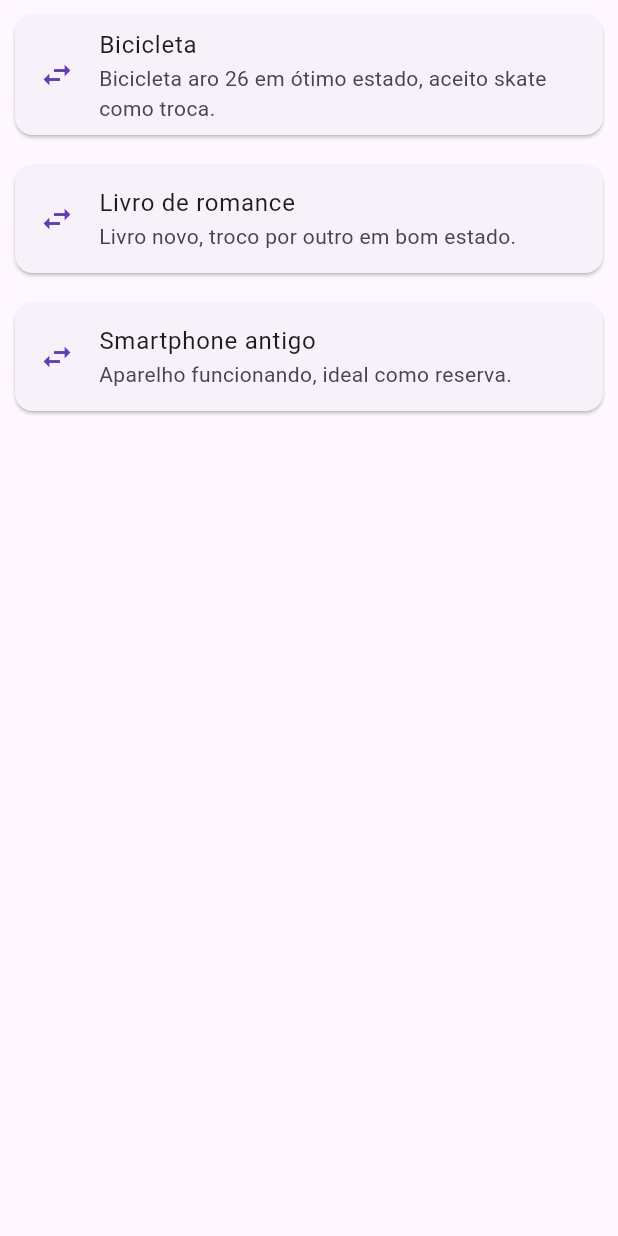
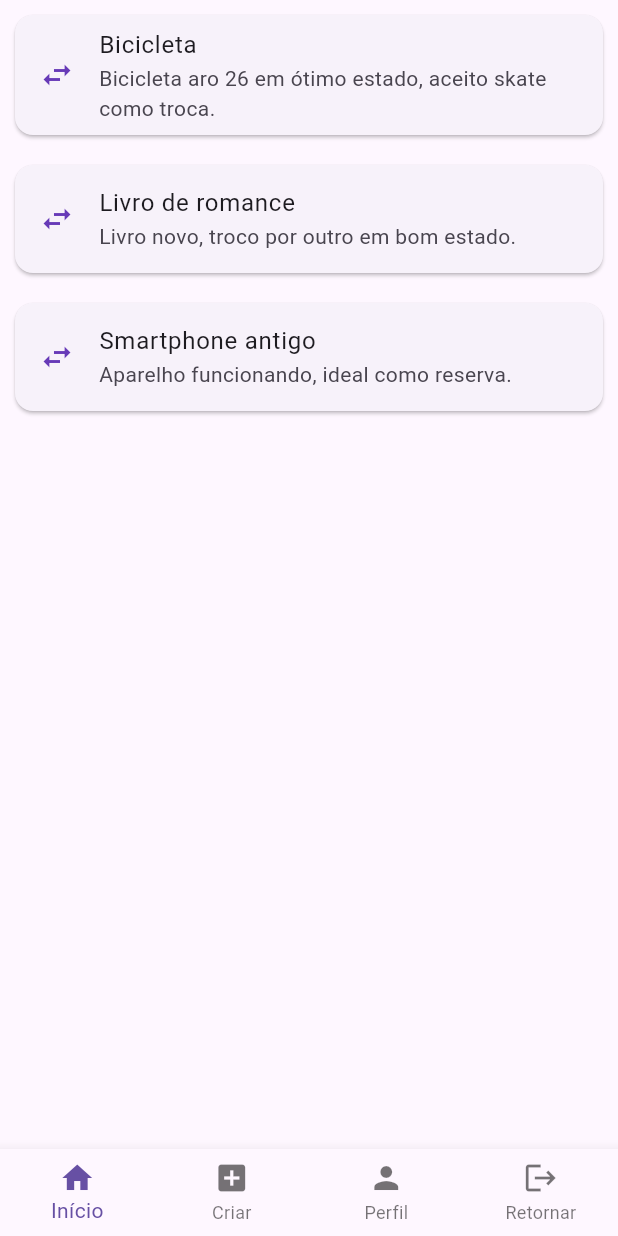
Before and after one commit to Jaum023/TradeIt, a Flutter app: the ListingPage screen opened by its route, on a phone screen of 412 x 824 dp. Run offline on Flutter 3.47's test engine with Material 3 defaults, Android fonts, the phone set to English and light mode, and no system bars; Roboto replaces fonts that are missing (Montserrat).

Commit message:
Adjusting folders and creating the bottom app bar

```diff
--- /dev/null
+++ b/tradeit_app/lib/shared/widgets/custom_bottom_app_bar.dart
@@ -0,0 +1,54 @@
+import 'package:flutter/material.dart';
+
+class CustomBottomAppBar extends StatelessWidget {
+  final int currentIndex;
+
+  const CustomBottomAppBar({
+    Key? key,
+    required this.currentIndex,
+  }) : super(key: key);
+
+  void _onItemTapped(BuildContext context, int index) {
+    switch (index) {
+      case 0:
+        Navigator.pushNamed(context, '/home'); // Home
+        break;
+      case 1:
+        Navigator.pushNamed(context, '/create'); // Ir para página de criação
+        break;
+      case 2:
+        Navigator.pushNamed(context, '/profile'); // Perfil
+        break;
+      case 3:
+        Navigator.pushNamed(context, '/login');
+        break;
+    }
+  }
+
+  @override
+  Widget build(BuildContext context) {
+    return BottomNavigationBar(
+      type: BottomNavigationBarType.fixed,
+      currentIndex: currentIndex,
+      onTap: (index) => _onItemTapped(context, index),
+      items: const [
+        BottomNavigationBarItem(
+          icon: Icon(Icons.home),
+          label: 'Início',
+        ),
+        BottomNavigationBarItem(
+          icon: Icon(Icons.add_box),
+          label: 'Criar',
+        ),
+        BottomNavigationBarItem(
+          icon: Icon(Icons.person),
+          label: 'Perfil',
+        ),
+        BottomNavigationBarItem(
+          icon: Icon(Icons.logout),
+          label: 'Retornar',
+        ),
+      ],
+    );
+  }
+}
--- a/tradeit_app/lib/src/features/auth/presentation/pages/inbox_page.dart
+++ b/tradeit_app/lib/src/features/chat/presentation/pages/inbox_page.dart
@@ -51,7 +51,7 @@ class InboxPage extends StatelessWidget {
               Navigator.push(
                 context,
                 MaterialPageRoute(
-                  builder: (context) => TelaChat(
+                  builder: (context) => ChatPage(
                     proposta: proposta['titulo'],
                     usuario: proposta['usuario'],
                     mensagensIniciais: [
--- a/tradeit_app/lib/src/features/home/presentation/pages/listing_page.dart
+++ b/tradeit_app/lib/src/features/home/presentation/pages/listing_page.dart
@@ -1,4 +1,5 @@
 import 'package:flutter/material.dart';
+import 'package:tradeit_app/shared/widgets/custom_bottom_app_bar.dart';
 
 class ListingPage extends StatelessWidget {
   final List<Map<String, String>> anuncios = [
@@ -40,6 +41,8 @@ class ListingPage extends StatelessWidget {
           );
         },
       ),
+      bottomNavigationBar: CustomBottomAppBar(currentIndex: 0),
+
     );
   }
 }
--- a/tradeit_app/lib/src/features/product_detail/presentation/pages/product_detail.dart
+++ b/tradeit_app/lib/src/features/product_detail/presentation/pages/product_detail.dart
@@ -1,4 +1,5 @@
 import 'package:flutter/material.dart';
+import 'package:tradeit_app/shared/widgets/custom_bottom_app_bar.dart';
 
 class ProductDetail extends StatelessWidget {
 
@@ -54,7 +55,7 @@ class ProductDetail extends StatelessWidget {
                   padding: EdgeInsets.symmetric(horizontal: 24, vertical: 14),
                 ),
                 onPressed: () {
-                  Navigator.pushNamed(context, '/create');
+                  Navigator.pushNamed(context, '/chat_teste');
                   // Lógica para iniciar proposta de troca
                   // Exemplo: Navigator.pushNamed(context, '/propor-troca', arguments: produto);
                 },
@@ -63,6 +64,7 @@ class ProductDetail extends StatelessWidget {
           ],
         ),
       ),
+      bottomNavigationBar: CustomBottomAppBar(currentIndex: 3),
     );
   }
 }
--- a/tradeit_app/lib/src/routes/routes.dart
+++ b/tradeit_app/lib/src/routes/routes.dart
@@ -2,13 +2,35 @@ import 'package:flutter/material.dart';
 import 'package:tradeit_app/src/features/auth/presentation/pages/login_page.dart';
 import 'package:tradeit_app/src/features/auth/presentation/pages/register_page.dart';
 import 'package:tradeit_app/src/features/home/presentation/pages/listing_page.dart';
-import 'package:tradeit_app/src/features/product_detail/product_detail.dart';
+import 'package:tradeit_app/src/features/product_detail/presentation/pages/product_detail.dart';
 import 'package:tradeit_app/src/features/ads/presentation/pages/create_ads_page.dart';
+import 'package:tradeit_app/src/features/chat/presentation/pages/chat_page.dart';
+import 'package:tradeit_app/src/features/chat/presentation/pages/inbox_page.dart';
+import 'package:tradeit_app/src/features/chat/domain/entities/chat_message.dart' as domain;
 
 final routes = <String, WidgetBuilder>{
   '/login': (context) => LoginPage(),
   '/register': (context) => RegisterPage(),
   '/home': (context) => ListingPage(),
   '/create': (context) => CreateAdsPage(),
-  '/details': (context) => ProductDetail()
+  '/details': (context) => ProductDetail(),
+  '/chat_teste': (context) => ChatPage(
+    proposta: 'Trocar tênis por livro - 01/05',
+    usuario: 'João da Feira',
+    mensagensIniciais: [
+      domain.ChatMessage(
+        text: 'Olá! Esse tênis ainda está disponível?',
+        isMe: true,
+        time: 'ONTEM',
+        sender: 'Você',
+      ),
+      domain.ChatMessage(
+        text: 'Sim, está sim!',
+        isMe: false,
+        time: 'ONTEM',
+        sender: 'João da Feira',
+      ),
+    ],
+  ),
+  '/inbox': (context) => InboxPage(),
 };
```
Also changed, not shown: tradeit_app/lib/src/features/chat/domain/entities/chat_message.dart (added, +13 -0 lines), tradeit_app/lib/src/features/chat/presentation/pages/chat_page.dart (renamed from tradeit_app/lib/src/features/auth/presentation/pages/chat_page.dart, +1 -14 lines), tradeit_app/pubspec.yaml (+4 -8 lines).
